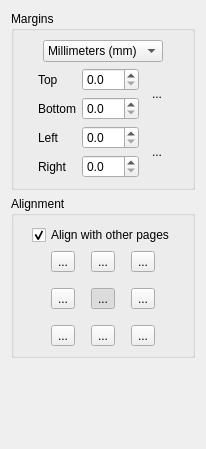
ImageProcessing-ElectronicPublications/scantailor-deviant, file filters/page_layout/ui/PageLayoutOptionsWidget.ui: the form before one commit.
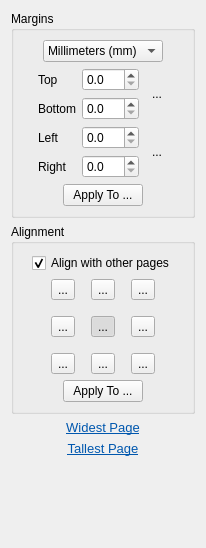
The form after the commit. Icons and pictures are not drawn.

Commit message: Work-in-progress on the Page Layout filter.

```diff
--- a/filters/page_layout/ui/PageLayoutOptionsWidget.ui
+++ b/filters/page_layout/ui/PageLayoutOptionsWidget.ui
@@ -6,7 +6,7 @@
     <x>0</x>
     <y>0</y>
     <width>206</width>
-    <height>449</height>
+    <height>548</height>
    </rect>
   </property>
   <property name="windowTitle" >
@@ -198,6 +198,43 @@
         </item>
        </layout>
       </item>
+      <item>
+       <layout class="QHBoxLayout" name="horizontalLayout_5" >
+        <item>
+         <spacer name="horizontalSpacer_9" >
+          <property name="orientation" >
+           <enum>Qt::Horizontal</enum>
+          </property>
+          <property name="sizeHint" stdset="0" >
+           <size>
+            <width>1</width>
+            <height>1</height>
+           </size>
+          </property>
+         </spacer>
+        </item>
+        <item>
+         <widget class="QPushButton" name="applyMarginsBtn" >
+          <property name="text" >
+           <string>Apply To ...</string>
+          </property>
+         </widget>
+        </item>
+        <item>
+         <spacer name="horizontalSpacer_10" >
+          <property name="orientation" >
+           <enum>Qt::Horizontal</enum>
+          </property>
+          <property name="sizeHint" stdset="0" >
+           <size>
+            <width>1</width>
+            <height>1</height>
+           </size>
+          </property>
+         </spacer>
+        </item>
+       </layout>
+      </item>
      </layout>
     </widget>
    </item>
@@ -256,8 +293,8 @@
           </property>
           <property name="sizeHint" stdset="0" >
            <size>
-            <width>0</width>
-            <height>0</height>
+            <width>1</width>
+            <height>1</height>
            </size>
           </property>
          </spacer>
@@ -486,8 +523,45 @@
           </property>
           <property name="sizeHint" stdset="0" >
            <size>
-            <width>0</width>
-            <height>0</height>
+            <width>1</width>
+            <height>1</height>
+           </size>
+          </property>
+         </spacer>
+        </item>
+       </layout>
+      </item>
+      <item>
+       <layout class="QHBoxLayout" name="horizontalLayout_6" >
+        <item>
+         <spacer name="horizontalSpacer_11" >
+          <property name="orientation" >
+           <enum>Qt::Horizontal</enum>
+          </property>
+          <property name="sizeHint" stdset="0" >
+           <size>
+            <width>1</width>
+            <height>1</height>
+           </size>
+          </property>
+         </spacer>
+        </item>
+        <item>
+         <widget class="QPushButton" name="applyAlignmentBtn" >
+          <property name="text" >
+           <string>Apply To ...</string>
+          </property>
+         </widget>
+        </item>
+        <item>
+         <spacer name="horizontalSpacer_12" >
+          <property name="orientation" >
+           <enum>Qt::Horizontal</enum>
+          </property>
+          <property name="sizeHint" stdset="0" >
+           <size>
+            <width>1</width>
+            <height>1</height>
            </size>
           </property>
          </spacer>
@@ -497,6 +571,40 @@
      </layout>
     </widget>
    </item>
+   <item>
+    <widget class="QLabel" name="widestPageLink" >
+     <property name="toolTip" >
+      <string>Go to the widest page.</string>
+     </property>
+     <property name="text" >
+      <string>&lt;!DOCTYPE HTML PUBLIC "-//W3C//DTD HTML 4.0//EN" "http://www.w3.org/TR/REC-html40/strict.dtd">
+&lt;html>&lt;head>&lt;meta name="qrichtext" content="1" />&lt;style type="text/css">
+p, li { white-space: pre-wrap; }
+&lt;/style>&lt;/head>&lt;body style=" font-family:'Sans Serif'; font-size:10pt; font-weight:400; font-style:normal;">
+&lt;p style=" margin-top:0px; margin-bottom:0px; margin-left:0px; margin-right:0px; -qt-block-indent:0; text-indent:0px;">&lt;a href="widest_page">&lt;span style=" text-decoration: underline; color:#0057ae;">Widest Page&lt;/span>&lt;/a>&lt;/p>&lt;/body>&lt;/html></string>
+     </property>
+     <property name="alignment" >
+      <set>Qt::AlignCenter</set>
+     </property>
+    </widget>
+   </item>
+   <item>
+    <widget class="QLabel" name="tallestPageLink" >
+     <property name="toolTip" >
+      <string>Go to the tallest page.</string>
+     </property>
+     <property name="text" >
+      <string>&lt;!DOCTYPE HTML PUBLIC "-//W3C//DTD HTML 4.0//EN" "http://www.w3.org/TR/REC-html40/strict.dtd">
+&lt;html>&lt;head>&lt;meta name="qrichtext" content="1" />&lt;style type="text/css">
+p, li { white-space: pre-wrap; }
+&lt;/style>&lt;/head>&lt;body style=" font-family:'Sans Serif'; font-size:10pt; font-weight:400; font-style:normal;">
+&lt;p style=" margin-top:0px; margin-bottom:0px; margin-left:0px; margin-right:0px; -qt-block-indent:0; text-indent:0px;">&lt;a href="tallest_page">&lt;span style=" text-decoration: underline; color:#0057ae;">Tallest Page&lt;/span>&lt;/a>&lt;/p>&lt;/body>&lt;/html></string>
+     </property>
+     <property name="alignment" >
+      <set>Qt::AlignCenter</set>
+     </property>
+    </widget>
+   </item>
    <item>
     <spacer name="verticalSpacer" >
      <property name="orientation" >
```
The commit also changes 5 other files.
